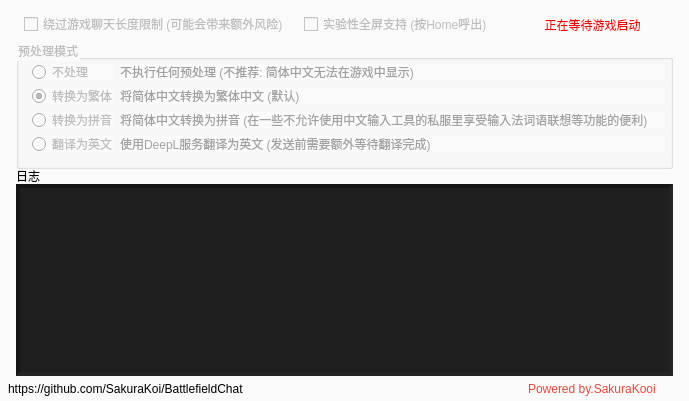
First picture: the form in BattlefieldChat/BattlefieldChat.ui, repository SakuraKoi/BattlefieldChat, before the edit.
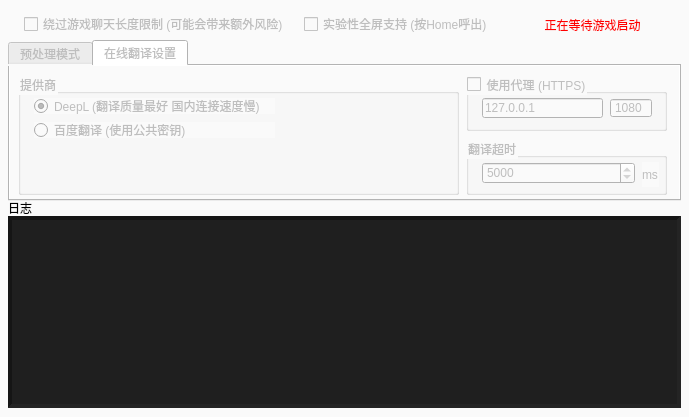
Second picture: the form after the edit. The open tabs and pages were chosen to show the change. Icons and pictures are not drawn.

Commit message: [Fix] slot not connected

```diff
--- a/BattlefieldChat/BattlefieldChat.ui
+++ b/BattlefieldChat/BattlefieldChat.ui
@@ -7,7 +7,7 @@
     <x>0</x>
     <y>0</y>
     <width>689</width>
-    <height>401</height>
+    <height>417</height>
    </rect>
   </property>
   <property name="sizePolicy">
@@ -39,8 +39,8 @@
    <widget class="QLabel" name="label">
     <property name="geometry">
      <rect>
-      <x>16</x>
-      <y>168</y>
+      <x>8</x>
+      <y>200</y>
       <width>657</width>
       <height>16</height>
      </rect>
@@ -58,16 +58,64 @@
       <x>8</x>
       <y>16</y>
       <width>673</width>
-      <height>153</height>
+      <height>185</height>
      </rect>
     </property>
+    <widget class="QCheckBox" name="chkAllowBypassLimit">
+     <property name="geometry">
+      <rect>
+       <x>16</x>
+       <y>0</y>
+       <width>273</width>
+       <height>16</height>
+      </rect>
+     </property>
+     <property name="text">
+      <string>绕过游戏聊天长度限制 (可能会带来额外风险)</string>
+     </property>
+    </widget>
+    <widget class="QCheckBox" name="chkSupportFullscreen">
+     <property name="enabled">
+      <bool>false</bool>
+     </property>
+     <property name="geometry">
+      <rect>
+       <x>296</x>
+       <y>0</y>
+       <width>185</width>
+       <height>16</height>
+      </rect>
+     </property>
+     <property name="text">
+      <string>实验性全屏支持 (按Home呼出)</string>
+     </property>
+    </widget>
+    <widget class="QTabWidget" name="tabWidget">
+     <property name="geometry">
+      <rect>
+       <x>0</x>
+       <y>24</y>
+       <width>673</width>
+       <height>161</height>
+      </rect>
+     </property>
+     <property name="tabShape">
+      <enum>QTabWidget::Rounded</enum>
+     </property>
+     <property name="currentIndex">
+      <number>0</number>
+     </property>
+     <widget class="QWidget" name="tab">
+      <attribute name="title">
+       <string>预处理模式</string>
+      </attribute>
     <widget class="QGroupBox" name="groupPreprocessMode">
      <property name="geometry">
       <rect>
        <x>8</x>
-       <y>24</y>
-       <width>657</width>
-       <height>129</height>
+         <y>8</y>
+         <width>649</width>
+         <height>121</height>
       </rect>
      </property>
      <property name="title">
@@ -139,7 +187,7 @@
        <rect>
         <x>104</x>
         <y>24</y>
-        <width>545</width>
+          <width>537</width>
         <height>16</height>
        </rect>
       </property>
@@ -155,7 +203,7 @@
        <rect>
         <x>104</x>
         <y>48</y>
-        <width>545</width>
+          <width>537</width>
         <height>16</height>
        </rect>
       </property>
@@ -171,7 +219,7 @@
        <rect>
         <x>104</x>
         <y>72</y>
-        <width>545</width>
+          <width>537</width>
         <height>16</height>
        </rect>
       </property>
@@ -179,7 +227,7 @@
        <string notr="true">color: rgb(162, 162, 162);</string>
       </property>
       <property name="text">
-       <string>将简体中文转换为拼音 (在一些不允许使用中文输入工具的私服里享受输入法词语联想等功能的便利)</string>
+         <string>将简体中文转换为拼音 (规避私服不允许使用中文输入工具同时享受输入法词语联想等功能的便利)</string>
       </property>
      </widget>
      <widget class="QLabel" name="label_6">
@@ -187,7 +235,7 @@
        <rect>
         <x>104</x>
         <y>96</y>
-        <width>545</width>
+          <width>537</width>
         <height>16</height>
        </rect>
       </property>
@@ -195,69 +243,164 @@
        <string notr="true">color: rgb(162, 162, 162);</string>
       </property>
       <property name="text">
-       <string>使用DeepL服务翻译为英文 (发送前需要额外等待翻译完成)</string>
+         <string>使用在线服务翻译为英文 (发送前需要额外等待翻译完成)</string>
       </property>
      </widget>
     </widget>
-    <widget class="QCheckBox" name="chkAllowBypassLimit">
-     <property name="geometry">
-      <rect>
-       <x>16</x>
-       <y>0</y>
-       <width>273</width>
-       <height>16</height>
-      </rect>
-     </property>
-     <property name="text">
-      <string>绕过游戏聊天长度限制 (可能会带来额外风险)</string>
-     </property>
-    </widget>
-    <widget class="QCheckBox" name="chkSupportFullscreen">
-     <property name="geometry">
-      <rect>
-       <x>296</x>
-       <y>0</y>
-       <width>185</width>
-       <height>16</height>
-      </rect>
-     </property>
-     <property name="text">
-      <string>实验性全屏支持 (按Home呼出)</string>
-     </property>
-    </widget>
-   </widget>
-   <widget class="QLabel" name="label_8">
+     </widget>
+     <widget class="QWidget" name="tab_2">
+      <attribute name="title">
+       <string>在线翻译设置</string>
+      </attribute>
+      <widget class="QGroupBox" name="groupBox">
     <property name="geometry">
      <rect>
       <x>8</x>
-      <y>376</y>
-      <width>289</width>
-      <height>25</height>
-     </rect>
-    </property>
-    <property name="styleSheet">
-     <string notr="true">font: 10pt &quot;微软雅黑&quot;;</string>
-    </property>
+         <y>8</y>
+         <width>441</width>
+         <height>121</height>
+        </rect>
+       </property>
+       <property name="title">
+        <string>提供商</string>
+       </property>
+       <widget class="QRadioButton" name="radioProviderDeepL">
+        <property name="geometry">
+         <rect>
+          <x>16</x>
+          <y>24</y>
+          <width>241</width>
+          <height>16</height>
+         </rect>
+        </property>
     <property name="text">
-     <string>https://github.com/SakuraKoi/BattlefieldChat</string>
-    </property>
-   </widget>
-   <widget class="QLabel" name="label_9">
+         <string>DeepL (翻译质量最好 国内连接速度慢)</string>
+        </property>
+        <property name="checked">
+         <bool>true</bool>
+        </property>
+       </widget>
+       <widget class="QRadioButton" name="radioProviderBaidu">
     <property name="geometry">
      <rect>
-      <x>528</x>
-      <y>376</y>
+          <x>16</x>
+          <y>48</y>
+          <width>241</width>
+          <height>16</height>
+         </rect>
+        </property>
+        <property name="text">
+         <string>百度翻译 (使用公共密钥)</string>
+        </property>
+        <property name="checked">
+         <bool>false</bool>
+        </property>
+       </widget>
+      </widget>
+      <widget class="QGroupBox" name="chkUseProxy">
+       <property name="geometry">
+        <rect>
+         <x>456</x>
+         <y>8</y>
+         <width>201</width>
+         <height>57</height>
+        </rect>
+       </property>
+       <property name="title">
+        <string>使用代理 (HTTPS)</string>
+       </property>
+       <property name="checkable">
+        <bool>true</bool>
+       </property>
+       <property name="checked">
+        <bool>false</bool>
+       </property>
+       <widget class="QLineEdit" name="editProxyHost">
+        <property name="geometry">
+         <rect>
+          <x>16</x>
+          <y>24</y>
+          <width>121</width>
+          <height>20</height>
+         </rect>
+        </property>
+        <property name="text">
+         <string>127.0.0.1</string>
+        </property>
+       </widget>
+       <widget class="QSpinBox" name="editProxyPort">
+        <property name="geometry">
+         <rect>
+          <x>144</x>
+          <y>24</y>
+          <width>42</width>
+          <height>20</height>
+         </rect>
+        </property>
+        <property name="buttonSymbols">
+         <enum>QAbstractSpinBox::NoButtons</enum>
+        </property>
+        <property name="minimum">
+         <number>1</number>
+        </property>
+        <property name="maximum">
+         <number>65536</number>
+        </property>
+        <property name="value">
+         <number>1080</number>
+        </property>
+       </widget>
+      </widget>
+      <widget class="QGroupBox" name="groupBox_3">
+       <property name="geometry">
+        <rect>
+         <x>456</x>
+         <y>72</y>
+         <width>201</width>
+         <height>57</height>
+        </rect>
+       </property>
+       <property name="title">
+        <string>翻译超时</string>
+       </property>
+       <widget class="QSpinBox" name="editTranslateTimeout">
+        <property name="geometry">
+         <rect>
+          <x>16</x>
+          <y>24</y>
       <width>153</width>
+          <height>22</height>
+         </rect>
+        </property>
+        <property name="minimum">
+         <number>500</number>
+        </property>
+        <property name="maximum">
+         <number>30000</number>
+        </property>
+        <property name="singleStep">
+         <number>500</number>
+        </property>
+        <property name="value">
+         <number>5000</number>
+        </property>
+       </widget>
+       <widget class="QLabel" name="label_2">
+        <property name="geometry">
+         <rect>
+          <x>176</x>
+          <y>24</y>
+          <width>17</width>
       <height>25</height>
      </rect>
     </property>
-    <property name="styleSheet">
-     <string notr="true">font: 75 10pt &quot;微软雅黑&quot;;
-color: rgb(244, 67, 54);</string>
-    </property>
     <property name="text">
-     <string>Powered by.SakuraKooi</string>
-    </property>
+         <string>ms</string>
+        </property>
+       </widget>
+      </widget>
+     </widget>
+    </widget>
    </widget>
    <widget class="QLabel" name="lblCurrentStatus">
     <property name="geometry">
@@ -285,9 +428,9 @@
    <widget class="QListWidget" name="listLogs">
     <property name="geometry">
      <rect>
-      <x>16</x>
-      <y>184</y>
-      <width>657</width>
+      <x>8</x>
+      <y>216</y>
+      <width>673</width>
       <height>192</height>
      </rect>
     </property>
```
Left out of the diff: 8 changed lines with no effect on the pictures. Lines whose indentation alone changed are shown as unchanged. The commit also changes 2 other files.
